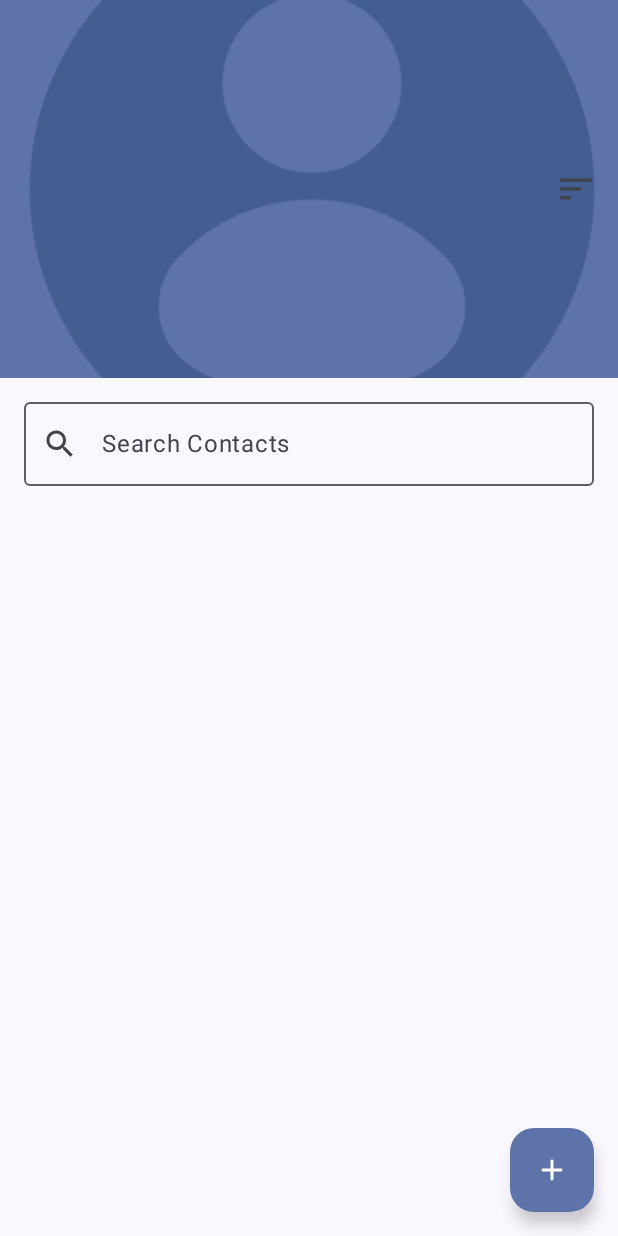
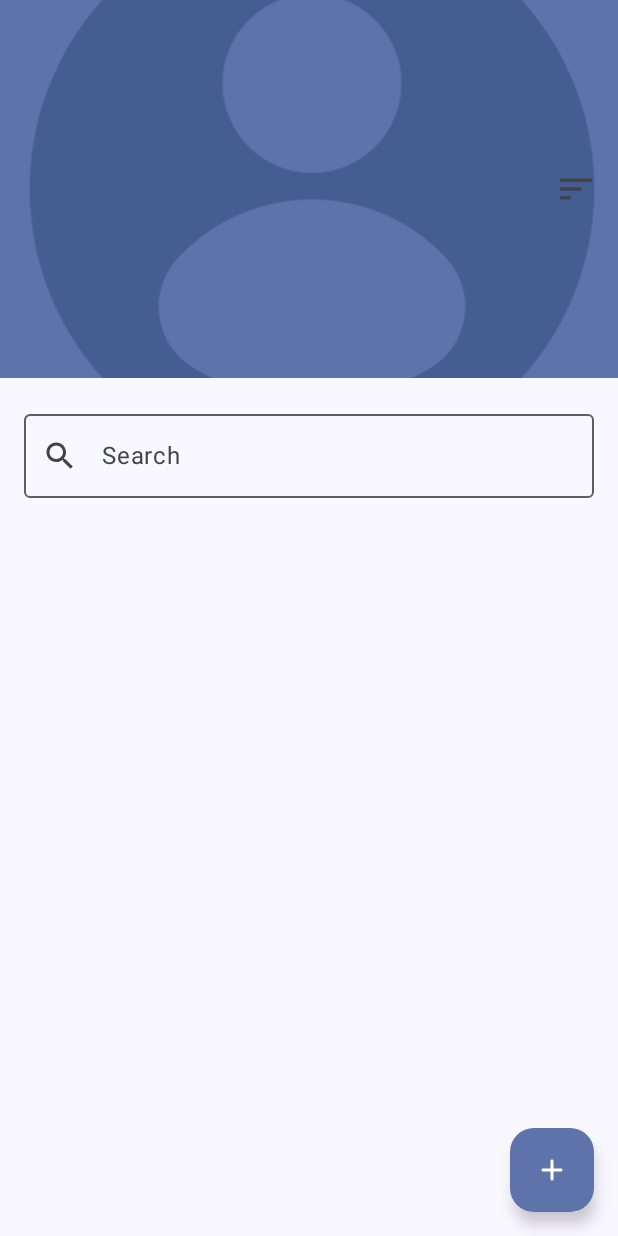
Before and after one commit to AD-RT/MyContactApp, an Android app built with Jetpack Compose: the screen it shows after launch (MainActivity), on a phone screen of 412 x 824 dp. Run offline under Robolectric (Android 15) with nearby library versions, the phone set to English and light mode, and no system bars; our stand-ins replace Dagger/Hilt's generated code, Room's generated code.

Commit message:
Search Bar is updated

```diff
--- a/app/src/main/java/com/example/mycontact/presentation/screens/HomeScreenUI.kt
+++ b/app/src/main/java/com/example/mycontact/presentation/screens/HomeScreenUI.kt
@@ -139,6 +139,7 @@ fun HomeScreenUI(
             modifier = Modifier
                 .padding(innerPadding)
                 .fillMaxSize()
+                .padding(bottom = 35.dp)
         ) {
             // add search bar
             HomeSearchBar(viewModel = viewModel)
@@ -173,6 +174,7 @@ fun HomeSearchBar(viewModel: ContactViewModel) {
         value = viewState.searchQuery,
         onValueChange = { viewModel.updateSearchQuery(it) },
         placeholder = { Text("Search Contacts") },
+        label = { Text("Search") },
         leadingIcon = { Icon(Icons.Default.Search, contentDescription = "Search") },
         trailingIcon = {
             if(viewState.searchQuery.isNotEmpty())
```
